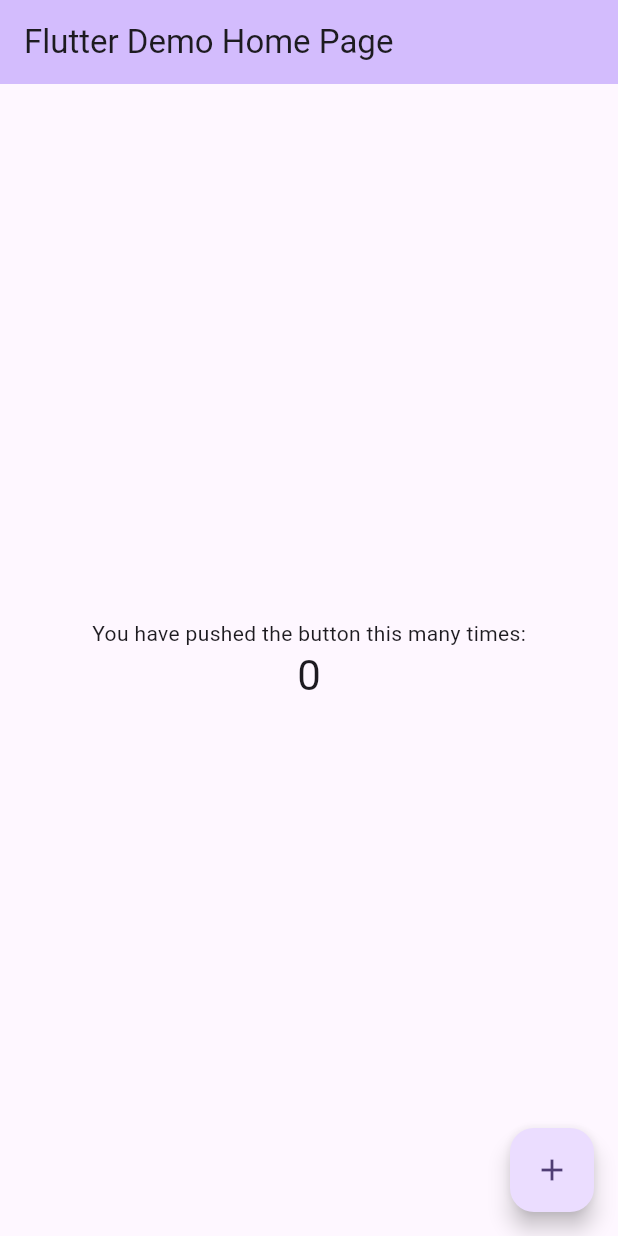
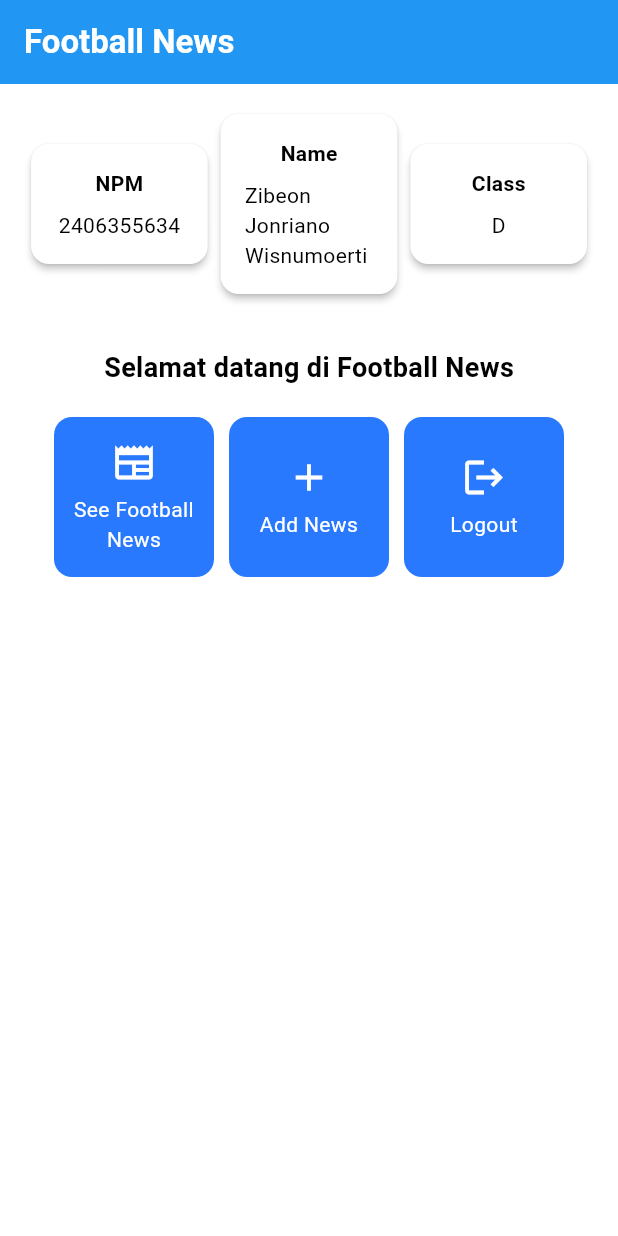
Before and after one commit to zibeonjonriano/football-news-mobile, a Flutter app: the screen it shows after launch, on a phone screen of 412 x 824 dp. Run offline on Flutter 3.47's test engine with Material 3 defaults, Android fonts, the light colour scheme and no system bars.

Commit message:
Complete Tutorial 6: Pengantar Flutter

```diff
--- a/lib/main.dart
+++ b/lib/main.dart
@@ -1,4 +1,5 @@
 import 'package:flutter/material.dart';
+import 'package:football_news/menu.dart';
 
 void main() {
   runApp(const MyApp());
@@ -26,97 +27,12 @@
         // state is not lost during the reload. To reset the state, use hot
         // restart instead.
         //
-        // This works for code too, not just values: Most code changes can be
+        // This works for code too, not just values:FF Most code changes can be
         // tested with just a hot reload.
-        colorScheme: ColorScheme.fromSeed(seedColor: Colors.deepPurple),
+         colorScheme: ColorScheme.fromSwatch(primarySwatch: Colors.blue)
+         .copyWith(secondary: Colors.blueAccent[400]),
       ),
-      home: const MyHomePage(title: 'Flutter Demo Home Page'),
+      home: MyHomePage(),
     );
   }
 }
-
-class MyHomePage extends StatefulWidget {
-  const MyHomePage({super.key, required this.title});
-
-  // This widget is the home page of your application. It is stateful, meaning
-  // that it has a State object (defined below) that contains fields that affect
-  // how it looks.
-
-  // This class is the configuration for the state. It holds the values (in this
-  // case the title) provided by the parent (in this case the App widget) and
-  // used by the build method of the State. Fields in a Widget subclass are
-  // always marked "final".
-
-  final String title;
-
-  @override
-  State<MyHomePage> createState() => _MyHomePageState();
-}
-
-class _MyHomePageState extends State<MyHomePage> {
-  int _counter = 0;
-
-  void _incrementCounter() {
-    setState(() {
-      // This call to setState tells the Flutter framework that something has
-      // changed in this State, which causes it to rerun the build method below
-      // so that the display can reflect the updated values. If we changed
-      // _counter without calling setState(), then the build method would not be
-      // called again, and so nothing would appear to happen.
-      _counter++;
-    });
-  }
-
-  @override
-  Widget build(BuildContext context) {
-    // This method is rerun every time setState is called, for instance as done
-    // by the _incrementCounter method above.
-    //
-    // The Flutter framework has been optimized to make rerunning build methods
-    // fast, so that you can just rebuild anything that needs updating rather
-    // than having to individually change instances of widgets.
-    return Scaffold(
-      appBar: AppBar(
-        // TRY THIS: Try changing the color here to a specific color (to
-        // Colors.amber, perhaps?) and trigger a hot reload to see the AppBar
-        // change color while the other colors stay the same.
-        backgroundColor: Theme.of(context).colorScheme.inversePrimary,
-        // Here we take the value from the MyHomePage object that was created by
-        // the App.build method, and use it to set our appbar title.
-        title: Text(widget.title),
-      ),
-      body: Center(
-        // Center is a layout widget. It takes a single child and positions it
-        // in the middle of the parent.
-        child: Column(
-          // Column is also a layout widget. It takes a list of children and
-          // arranges them vertically. By default, it sizes itself to fit its
-          // children horizontally, and tries to be as tall as its parent.
-          //
-          // Column has various properties to control how it sizes itself and
-          // how it positions its children. Here we use mainAxisAlignment to
-          // center the children vertically; the main axis here is the vertical
-          // axis because Columns are vertical (the cross axis would be
-          // horizontal).
-          //
-          // TRY THIS: Invoke "debug painting" (choose the "Toggle Debug Paint"
-          // action in the IDE, or press "p" in the console), to see the
-          // wireframe for each widget.
-          mainAxisAlignment: MainAxisAlignment.center,
-          children: <Widget>[
-            const Text('You have pushed the button this many times:'),
-            Text(
-              '$_counter',
-              style: Theme.of(context).textTheme.headlineMedium,
-            ),
-          ],
-        ),
-      ),
-      floatingActionButton: FloatingActionButton(
-        onPressed: _incrementCounter,
-        tooltip: 'Increment',
-        child: const Icon(Icons.add),
-      ), // This trailing comma makes auto-formatting nicer for build methods.
-    );
-  }
-}
--- /dev/null
+++ b/lib/menu.dart
@@ -0,0 +1,190 @@
+import 'package:flutter/material.dart';
+
+
+class MyHomePage extends StatelessWidget {
+    MyHomePage({super.key});
+
+    final String nama = "Zibeon Jonriano Wisnumoerti"; //nama
+    final String npm = "2406355634"; //npm
+    final String kelas = "D"; //kelas
+
+    final List<ItemHomepage> items = [
+        ItemHomepage("See Football News", Icons.newspaper),
+        ItemHomepage("Add News", Icons.add),
+        ItemHomepage("Logout", Icons.logout),
+      ];
+
+    @override
+    Widget build(BuildContext context) {
+    // Scaffold menyediakan struktur dasar halaman dengan AppBar dan body.
+    return Scaffold(
+      // AppBar adalah bagian atas halaman yang menampilkan judul.
+      appBar: AppBar(
+        // Judul aplikasi "Football News" dengan teks putih dan tebal.
+        title: const Text(
+          'Football News',
+          style: TextStyle(
+            color: Colors.white,
+            fontWeight: FontWeight.bold,
+          ),
+        ),
+        // Warna latar belakang AppBar diambil dari skema warna tema aplikasi.
+        backgroundColor: Theme.of(context).colorScheme.primary,
+      ),
+      // Body halaman dengan padding di sekelilingnya.
+      body: Padding(
+        padding: const EdgeInsets.all(16.0),
+        // Menyusun widget secara vertikal dalam sebuah kolom.
+        child: Column(
+          crossAxisAlignment: CrossAxisAlignment.center,
+          children: [
+            // Row untuk menampilkan 3 InfoCard secara horizontal.
+            Row(
+              mainAxisAlignment: MainAxisAlignment.spaceEvenly,
+              children: [
+                InfoCard(title: 'NPM', content: npm),
+                InfoCard(title: 'Name', content: nama),
+                InfoCard(title: 'Class', content: kelas),
+              ],
+            ),
+
+            // Memberikan jarak vertikal 16 unit.
+            const SizedBox(height: 16.0),
+
+            // Menempatkan widget berikutnya di tengah halaman.
+            Center(
+              child: Column(
+                // Menyusun teks dan grid item secara vertikal.
+
+                children: [
+                  // Menampilkan teks sambutan dengan gaya tebal dan ukuran 18.
+                  const Padding(
+                    padding: EdgeInsets.only(top: 16.0),
+                    child: Text(
+                      'Selamat datang di Football News',
+                      style: TextStyle(
+                        fontWeight: FontWeight.bold,
+                        fontSize: 18.0,
+                      ),
+                    ),
+                  ),
+
+                  // Grid untuk menampilkan ItemCard dalam bentuk grid 3 kolom.
+                  GridView.count(
+                    primary: true,
+                    padding: const EdgeInsets.all(20),
+                    crossAxisSpacing: 10,
+                    mainAxisSpacing: 10,
+                    crossAxisCount: 3,
+                    // Agar grid menyesuaikan tinggi kontennya.
+                    shrinkWrap: true,
+
+                    // Menampilkan ItemCard untuk setiap item dalam list items.
+                    children: items.map((ItemHomepage item) {
+                      return ItemCard(item);
+                    }).toList(),
+                  ),
+                ],
+              ),
+            ),
+          ],
+        ),
+      ),
+    );
+    }
+}
+
+
+class InfoCard extends StatelessWidget {
+  // Kartu informasi yang menampilkan title dan content.
+
+  final String title;  // Judul kartu.
+  final String content;  // Isi kartu.
+
+  const InfoCard({super.key, required this.title, required this.content});
+
+  @override
+  Widget build(BuildContext context) {
+    return Card(
+      // Membuat kotak kartu dengan bayangan dibawahnya.
+      elevation: 2.0,
+      child: Container(
+        // Mengatur ukuran dan jarak di dalam kartu.
+        width: MediaQuery.of(context).size.width / 3.5, // menyesuaikan dengan lebar device yang digunakan.
+        padding: const EdgeInsets.all(16.0),
+        // Menyusun title dan content secara vertikal.
+        child: Column(
+          children: [
+            Text(
+              title,
+              style: const TextStyle(fontWeight: FontWeight.bold),
+            ),
+            const SizedBox(height: 8.0),
+            Text(content),
+          ],
+        ),
+      ),
+    );
+  }
+}
+
+class ItemHomepage {
+ final String name;
+ final IconData icon;
+
+ ItemHomepage(this.name, this.icon);
+}
+
+class ItemCard extends StatelessWidget {
+  // Menampilkan kartu dengan ikon dan nama.
+
+  final ItemHomepage item;
+
+  const ItemCard(this.item, {super.key});
+
+  @override
+  Widget build(BuildContext context) {
+    return Material(
+      // Menentukan warna latar belakang dari tema aplikasi.
+      color: Theme.of(context).colorScheme.secondary,
+      // Membuat sudut kartu melengkung.
+      borderRadius: BorderRadius.circular(12),
+
+      child: InkWell(
+        // Aksi ketika kartu ditekan.
+        onTap: () {
+          // Menampilkan pesan SnackBar saat kartu ditekan.
+          ScaffoldMessenger.of(context)
+            ..hideCurrentSnackBar()
+            ..showSnackBar(
+              SnackBar(content: Text("Kamu telah menekan tombol ${item.name}!"))
+            );
+        },
+        // Container untuk menyimpan Icon dan Text
+        child: Container(
+          padding: const EdgeInsets.all(8),
+          child: Center(
+            child: Column(
+              // Menyusun ikon dan teks di tengah kartu.
+              mainAxisAlignment: MainAxisAlignment.center,
+              children: [
+                Icon(
+                  item.icon,
+                  color: Colors.white,
+                  size: 30.0,
+                ),
+                const Padding(padding: EdgeInsets.all(3)),
+                Text(
+                  item.name,
+                  textAlign: TextAlign.center,
+                  style: const TextStyle(color: Colors.white),
+                ),
+              ],
+            ),
+          ),
+        ),
+      ),
+    );
+  }
+
+}
```
